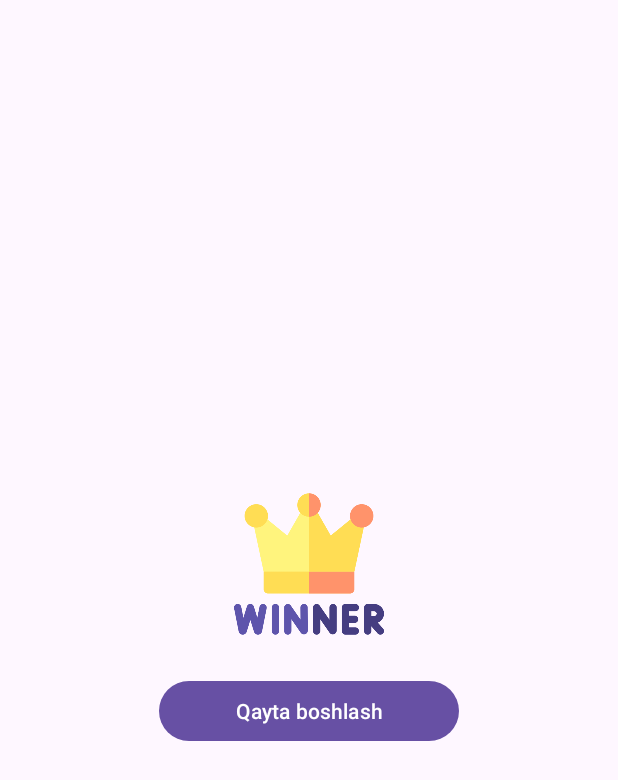
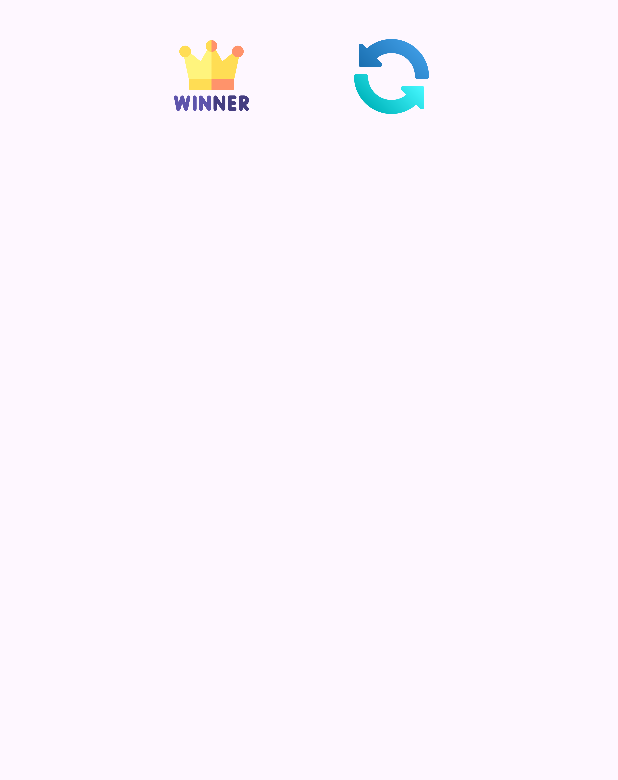
Before and after one commit to kaminashu/XO, an Android app: the layout win_dialog.xml on its own in the app's theme, with its tools: preview values and no code run, on a phone screen of 412 x 824 dp. Shown: the top 780 px of the screen. Run offline under Robolectric (Android 15) with nearby library versions, the phone set to English and light mode, and no system bars.

Commit message:
Xatolar 100 % yopildi

```diff
--- a/app/src/main/AndroidManifest.xml
+++ b/app/src/main/AndroidManifest.xml
@@ -6,9 +6,9 @@
         android:allowBackup="true"
         android:dataExtractionRules="@xml/data_extraction_rules"
         android:fullBackupContent="@xml/backup_rules"
-        android:icon="@mipmap/ic_launcher"
+        android:icon="@drawable/xo_main"
         android:label="@string/app_name"
-        android:roundIcon="@mipmap/ic_launcher_round"
+        android:roundIcon="@drawable/xo_main"
         android:supportsRtl="true"
         android:theme="@style/Theme.XO"
         tools:targetApi="31">
--- a/app/src/main/res/layout/win_dialog.xml
+++ b/app/src/main/res/layout/win_dialog.xml
@@ -1,33 +1,48 @@
 <?xml version="1.0" encoding="utf-8"?>
 <androidx.constraintlayout.widget.ConstraintLayout xmlns:android="http://schemas.android.com/apk/res/android"
     xmlns:app="http://schemas.android.com/apk/res-auto"
+    xmlns:tools="http://schemas.android.com/tools"
     android:layout_width="match_parent"
-    android:layout_height="match_parent">
+    android:layout_height="100dp">
 
     <LinearLayout
-        android:orientation="vertical"
-        android:layout_margin="60dp"
+        android:id="@+id/linearLayout"
         android:layout_width="200dp"
         android:layout_height="wrap_content"
+        android:orientation="horizontal"
         app:layout_constraintBottom_toBottomOf="parent"
         app:layout_constraintEnd_toEndOf="parent"
         app:layout_constraintStart_toStartOf="parent"
         app:layout_constraintTop_toTopOf="parent">
+
         <ImageView
-            android:src="@drawable/winner"
-            android:layout_width="match_parent"
-            android:layout_height="100dp"/>
+            android:layout_width="50dp"
+            android:layout_height="50dp"
+            android:layout_marginLeft="10dp"
+            android:layout_marginTop="10dp"
+            android:src="@drawable/winner" />
+        <TextView
+            android:layout_marginLeft="10dp"
+            android:layout_marginTop="10dp"
+            android:id="@+id/text_winner"
+            android:layout_width="50dp"
+            android:layout_height="50dp"
+            android:gravity="center"
+            android:textSize="17sp"
+            app:layout_constraintBottom_toBottomOf="parent"
+            app:layout_constraintEnd_toStartOf="@+id/linearLayout"
+            app:layout_constraintStart_toStartOf="parent"
+            app:layout_constraintTop_toTopOf="parent" />
 
-        <TextView
-            android:id="@+id/text_winner"
-            android:layout_width="match_parent"
-            android:layout_height="wrap_content"
-            android:gravity="center"
-            android:textSize="17sp" />
-        <Button
+        <androidx.appcompat.widget.AppCompatButton
             android:id="@+id/restart"
-            android:text="Qayta boshlash"
-            android:layout_width="match_parent"
-            android:layout_height="wrap_content"/>
+            android:layout_width="50dp"
+            android:layout_height="50dp"
+            android:layout_margin="10dp"
+            android:background="@drawable/restart"
+             />
+
     </LinearLayout>
+
+
 </androidx.constraintlayout.widget.ConstraintLayout>
```
Also changed, not shown: app/build.gradle (+5 -4 lines), app/src/main/java/www/uzmd/xo/GameLog.kt (+13 -2 lines), app/src/main/java/www/uzmd/xo/MainActivity.kt (+31 -29 lines), app/src/main/res/layout/draw_dialog.xml (+27 -15 lines), app/src/main/res/drawable/xo.png (added), app/src/main/res/drawable/xo_main.png (added).
